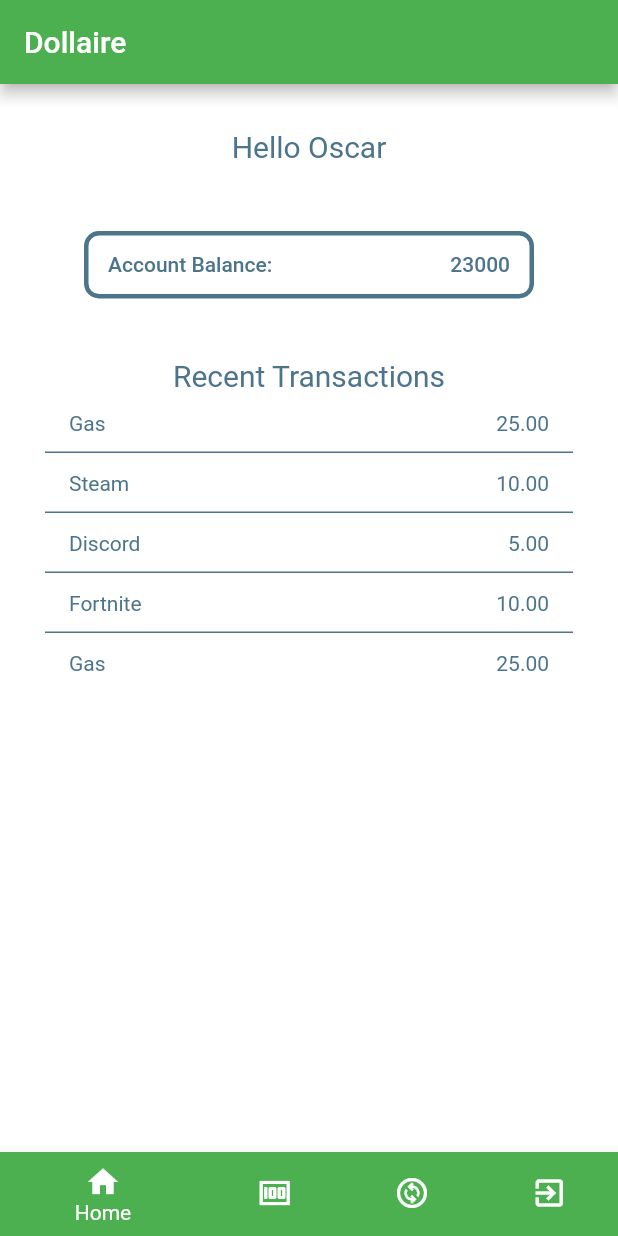
After one commit to dbotello19/SeniorProject, a Flutter app: the screen it shows after launch, after a tap on "Sign Up", after a tap on the "arrow back ios" icon, after a tap on "Log In", on a phone screen of 412 x 824 dp. The commit adds this screen. Run offline on Flutter 3.47's test engine with Material 2 defaults, Android fonts, the phone set to English and light mode, and no system bars; Roboto replaces fonts that are missing (Montserrat).

Commit message:
screens with bottom bar

```diff
--- /dev/null
+++ b/lib/AccountScreen.dart
@@ -0,0 +1,145 @@
+import 'package:flutter/material.dart';
+import 'package:senior_project/Login_Page.dart';
+import 'Login_Page.dart';
+
+
+class AccountScreen extends StatefulWidget{
+  @override
+  _AccountScreen createState() => _AccountScreen();
+}
+List<List<dynamic>> transactions =
+[
+  ["Gas", "25.00"],
+  ["Steam", " 10.00"],
+  ["Discord", " 5.00"],
+  ["Fortnite", " 10.00"],
+  ["Gas", " 25.00"],
+];
+
+
+
+class _AccountScreen extends State<AccountScreen> {
+  @override
+  Widget build(BuildContext context){
+    return Scaffold(
+       appBar: AppBar(
+        backgroundColor: Colors.green,
+        title: Text('Dollaire',
+        textAlign: TextAlign.center,
+        style: TextStyle(
+          fontSize: 20,
+          color: Colors.white,
+          ),
+        ),
+      ),
+      backgroundColor: Colors.white,
+      body: Padding(padding: const EdgeInsets.all(30.0),
+      child: Column(
+        mainAxisAlignment: MainAxisAlignment.center,
+        children:<Widget>[
+            Text('Hello Oscar',
+            textAlign: TextAlign.left,
+             style: TextStyle(
+               fontFamily: 'Montserrat',
+               fontWeight: FontWeight.w400,
+               fontSize: 20,
+               color: Color(0xff4C748B))
+            ),
+            Padding(padding: const EdgeInsets.all(20.0)),
+            Container(
+                width: 330,
+                height: 50,
+                padding: EdgeInsets.fromLTRB(15, 5, 15, 0),
+                child: OutlinedButton(
+                    onPressed: () => {
+                      Navigator.push(context, MaterialPageRoute(builder: (context) => LoginPage()))
+                    },
+                    child: Stack(
+                      alignment: Alignment.centerRight,
+                      children: [
+                          Text(
+                            "23000",
+                            style: TextStyle(
+                                          fontFamily: "Montserrat",
+                                          color: Color(0xff4C748B))
+                          ),
+                    Row(
+                      children: <Widget>[
+                        Align(
+                          alignment: Alignment.centerLeft,
+                          child: Text(
+                            "Account Balance: ",
+                            style: TextStyle(
+                                          fontFamily: "Montserrat",
+                                          color: Color(0xff4C748B))
+                            )
+                          )
+                        ],
+                      ),
+                    ]
+                  ),
+                    style: OutlinedButton.styleFrom(
+                      side:
+                      BorderSide(width: 3, color: Color(0xff4C748B)),
+                      shape: new RoundedRectangleBorder(
+                        borderRadius: BorderRadius.only(
+                        topRight: Radius.circular(10),
+                        topLeft: Radius.circular(10),
+                        bottomLeft: Radius.circular(10),
+                        bottomRight: Radius.circular(10),
+                      )
+                    ),
+                  ),
+                ),
+            ),
+           Padding(padding: const EdgeInsets.all(20.0)),
+           Text(
+             "Recent Transactions",
+             style: TextStyle(
+               fontFamily: 'Montserrat',
+               fontWeight: FontWeight.w400,
+               fontSize: 20,
+               color: Color(0xff4C748B))
+             ),
+            Container(
+              child: Expanded(
+                child: ListView.separated(
+                  shrinkWrap: true,
+                  padding: EdgeInsets.all(0),
+                  itemBuilder: (context, i) {
+                    return ListTile(
+                      dense: true,
+                      visualDensity: VisualDensity(vertical: -2.0),
+                      title: Text(
+                        transactions[i][0],
+                        style: TextStyle(
+                          fontFamily: 'Montserrat',
+                                  fontWeight: FontWeight.w400,
+                                  fontSize: 14,
+                                  color: Color(0xff4C748B)),),
+                          trailing: Text(
+                            transactions[i][1],
+                             style: TextStyle(
+                          fontFamily: 'Montserrat',
+                                  fontWeight: FontWeight.w400,
+                                  fontSize: 14,
+                                  color: Color(0xff4C748B)),)
+                          );
+                  },
+                  separatorBuilder: (context, i){
+                    return Divider(
+                      color: Color(0xff4C748B),
+                      thickness: 1.0,
+                      height: 0,
+                    );
+                  },
+                  itemCount: transactions.length,
+                )
+              ),
+            )
+          ],
+        ),
+       ),
+      );
+    }
+  }
--- a/lib/Login_Page.dart
+++ b/lib/Login_Page.dart
@@ -1,4 +1,7 @@
 import 'package:flutter/material.dart';
+import 'AccountScreen.dart';
+import 'NewAccountPage.dart';
+import 'NavigationScreen.dart';
 
 
 class LoginPage extends StatefulWidget{
@@ -13,6 +16,16 @@ class _LoginPageState extends State<LoginPage> {
   TextEditingController username = TextEditingController();
   TextEditingController password = TextEditingController();
   bool match = false;
+  navigateToNavigationScreen(){
+    Navigator.pushReplacement
+      (context, MaterialPageRoute(builder: (context) => NavigationScreen()));
+  }
+
+  navigateToNewAccountPage(){
+    Navigator.pushReplacement
+      (context, MaterialPageRoute(builder: (context) => NewAccountPage()));
+  }
+
   @override
   Widget build(BuildContext context){
     return Scaffold(
@@ -73,7 +86,11 @@ class _LoginPageState extends State<LoginPage> {
             Text("Don't have an Account? ",
             style: TextStyle(color: Colors.red),),
             GestureDetector(
-              onTap:(){},
+              onTap:(){
+                setState(() {
+                  navigateToNewAccountPage();
+                });
+              },
               child:
               Text("Sign Up", style: TextStyle(color: Colors.red, fontWeight: FontWeight.bold),),
                 )
@@ -85,14 +102,10 @@ class _LoginPageState extends State<LoginPage> {
               color: Colors.lightBlue,
               onPressed: (){
                 setState(() {
-                  if(username == "Oscar" && password == "123")
-                  {
-                    match = true;
-                  }
-                  else
-                  {
-                    match = false;
-                  }
+                 if(username != "" && password != "")
+                 {
+                  navigateToNavigationScreen();
+                 }
                 });
               }
             ),
--- /dev/null
+++ b/lib/NavigationScreen.dart
@@ -0,0 +1,55 @@
+import 'package:flutter/material.dart';
+import 'package:senior_project/Login_Page.dart';
+import 'AccountScreen.dart';
+import 'Login_Page.dart';
+
+
+class NavigationScreen extends StatefulWidget{
+  @override
+  _NavigationScreen createState() => _NavigationScreen();
+}
+
+class _NavigationScreen extends State<NavigationScreen> {
+  int currentIndex = 0;
+  final screens = [
+    AccountScreen(),
+    AccountScreen(),
+    AccountScreen(),
+    LoginPage(),
+  ];
+  @override
+  Widget build(BuildContext context){
+    return Scaffold(
+      body: screens[currentIndex],
+      bottomNavigationBar: new BottomNavigationBar(
+        currentIndex: currentIndex,
+        onTap: (index) =>
+          setState(() =>
+           currentIndex = index),
+        backgroundColor: Colors.green,
+        items: const <BottomNavigationBarItem>[
+           BottomNavigationBarItem(
+            icon: Icon(Icons.home),
+            label: 'Home',
+            backgroundColor: Colors.green,
+          ),
+          BottomNavigationBarItem(
+            icon: Icon(Icons.money),
+            label: 'Deposit',
+            backgroundColor: Colors.green
+          ),
+           BottomNavigationBarItem(
+            icon: Icon(Icons.change_circle_outlined),
+            label: 'Exchange',
+            backgroundColor: Colors.green
+          ),
+          BottomNavigationBarItem(
+            icon: Icon(Icons.exit_to_app),
+            label: 'Sign Out',
+            backgroundColor: Colors.green
+          ),
+        ],
+      ),
+    );
+  }
+}
--- a/lib/NewAccountPage.dart
+++ b/lib/NewAccountPage.dart
@@ -1,4 +1,5 @@
 import 'package:flutter/material.dart';
+import 'package:senior_project/Login_Page.dart';
 
 
 class NewAccountPage extends StatefulWidget{
@@ -13,6 +14,12 @@ class _NewAccountPage extends State<NewAccountPage> {
   TextEditingController emailEditingController = TextEditingController();
   TextEditingController passwordEditingController = TextEditingController();
   TextEditingController confirmpasswordEditingController = TextEditingController();
+
+  navigateToLoginPage(){
+    Navigator.pushReplacement
+      (context, MaterialPageRoute(builder: (context) => LoginPage()));
+  }
+
   @override
   Widget build(BuildContext context){
 
@@ -100,6 +107,12 @@ class _NewAccountPage extends State<NewAccountPage> {
     return Scaffold(
       appBar: AppBar(
         backgroundColor: Colors.green,
+        leading: IconButton(
+          color: Color(0xff4C748B),
+          icon: Icon(Icons.arrow_back_ios),
+          onPressed: (){
+            navigateToLoginPage();
+          },),
         title: Text('Dollaire',
         textAlign: TextAlign.center,
         style: TextStyle(
--- a/lib/main.dart
+++ b/lib/main.dart
@@ -1,4 +1,5 @@
 import 'package:flutter/material.dart';
+import 'package:senior_project/AccountScreen.dart';
 import 'package:senior_project/NewAccountPage.dart';
 
 import 'Login_Page.dart';
@@ -25,7 +26,7 @@ class MyApp extends StatelessWidget {
         // is not restarted.
         primarySwatch: Colors.blue,
       ),
-      home: NewAccountPage(),
+      home: LoginPage(),
     );
   }
 }
```
